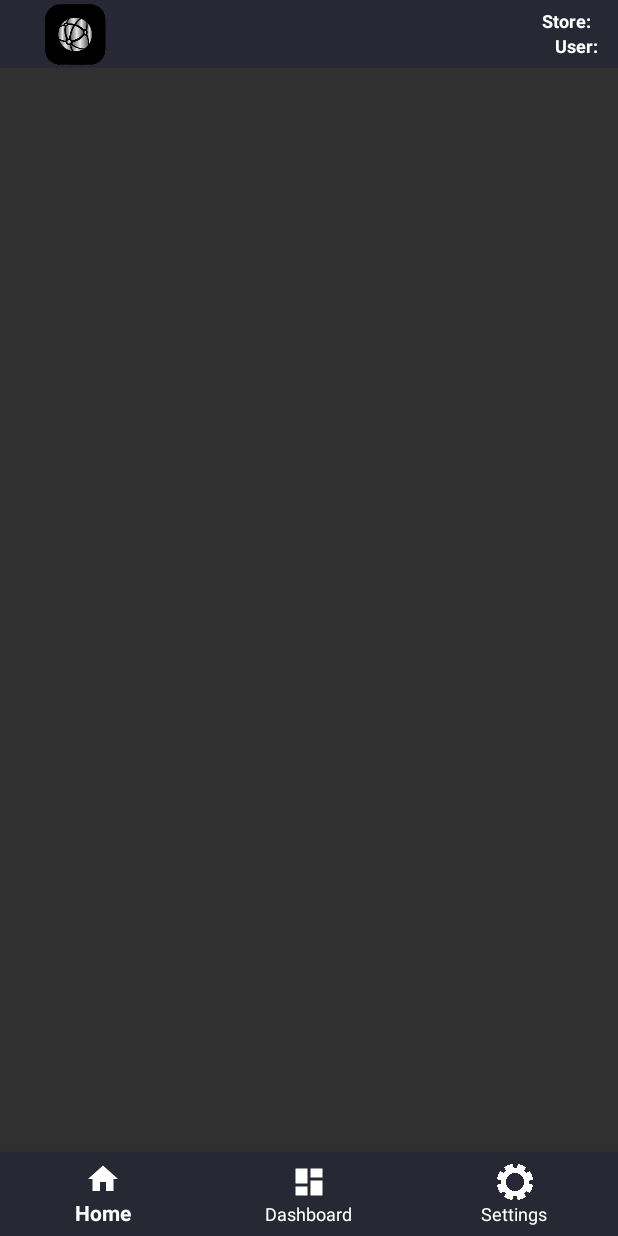
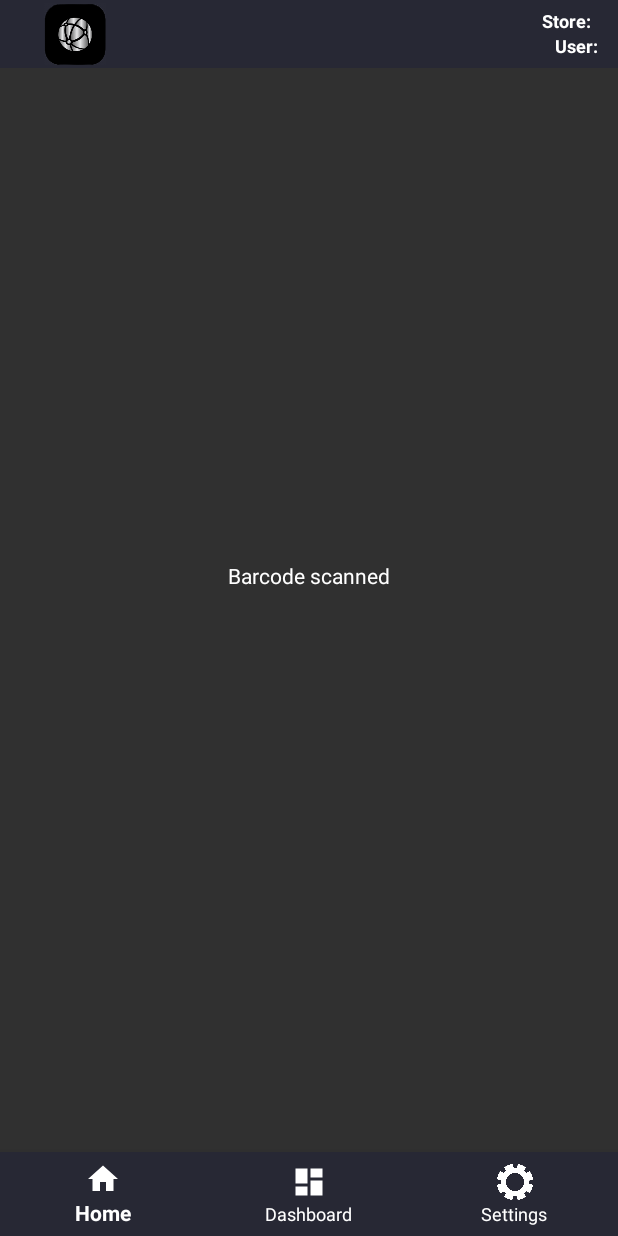
Before and after one commit to Jacobbrewer1/zebra-demo-app, an Android app: the layout activity_scan.xml on its own in the app's theme, with its tools: preview values and no code run, on a phone screen of 412 x 824 dp. Run offline under Robolectric (Android 15) with nearby library versions, the phone set to English and light mode, and no system bars.

Commit message:
Adding the correct text for when a barcode is scanned

```diff
--- a/app/src/main/res/layout/activity_scan.xml
+++ b/app/src/main/res/layout/activity_scan.xml
@@ -5,6 +5,22 @@
 
     <include android:id="@+id/toolbar"
              layout="@layout/toolbar_main"/>
+
+    <LinearLayout android:id="@+id/barcode_scanned_layout"
+                  android:layout_width="wrap_content"
+                  android:layout_height="25dp"
+                  android:layout_centerHorizontal="true"
+                  android:layout_centerVertical="true"
+                  android:orientation="horizontal"
+                  android:layout_above="@+id/barcode_display_layout">
+
+        <TextView android:id="@+id/barcode_scanned"
+                  android:layout_width="match_parent"
+                  android:layout_height="match_parent"
+                  android:textColor="@color/white"
+                  android:text="@string/scan_barcode_text"/>
+
+    </LinearLayout>
 
     <LinearLayout android:id="@+id/barcode_display_layout"
                   android:layout_width="wrap_content"
```
Also changed, not shown: app/src/main/res/values/strings.xml (+26 -0 lines).
